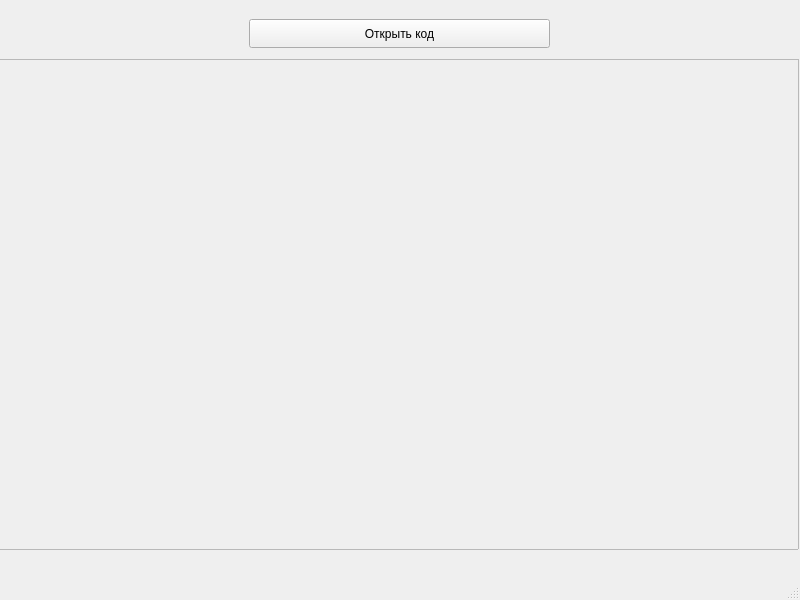
First picture: the form in 221_3210_Yashin/mainwindow.ui, repository ZibyDev9170/221_3210_Yashin, before the edit.
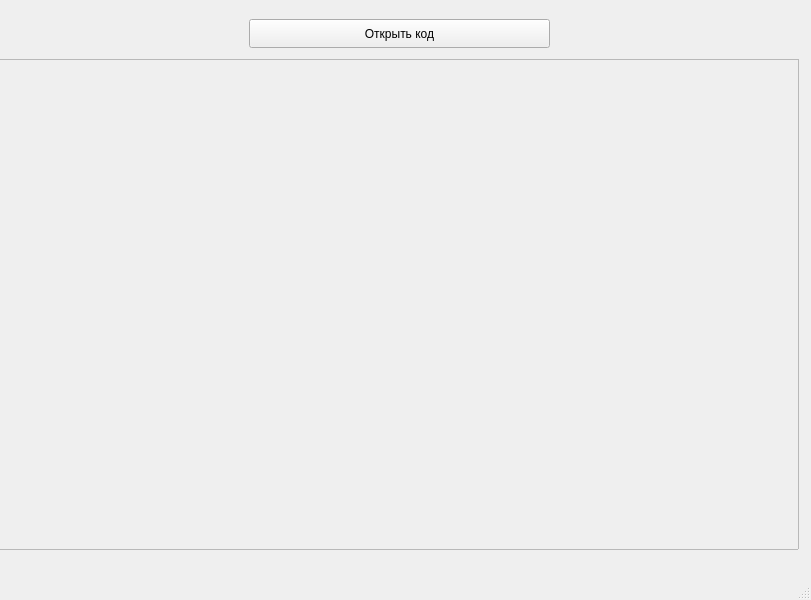
Second picture: the form after the edit.

```diff
--- a/221_3210_Yashin/mainwindow.ui
+++ b/221_3210_Yashin/mainwindow.ui
@@ -6,7 +6,7 @@
    <rect>
     <x>0</x>
     <y>0</y>
-    <width>800</width>
+    <width>811</width>
     <height>600</height>
    </rect>
   </property>
```
Left out of the diff: 2 changed lines with no effect on the pictures.
